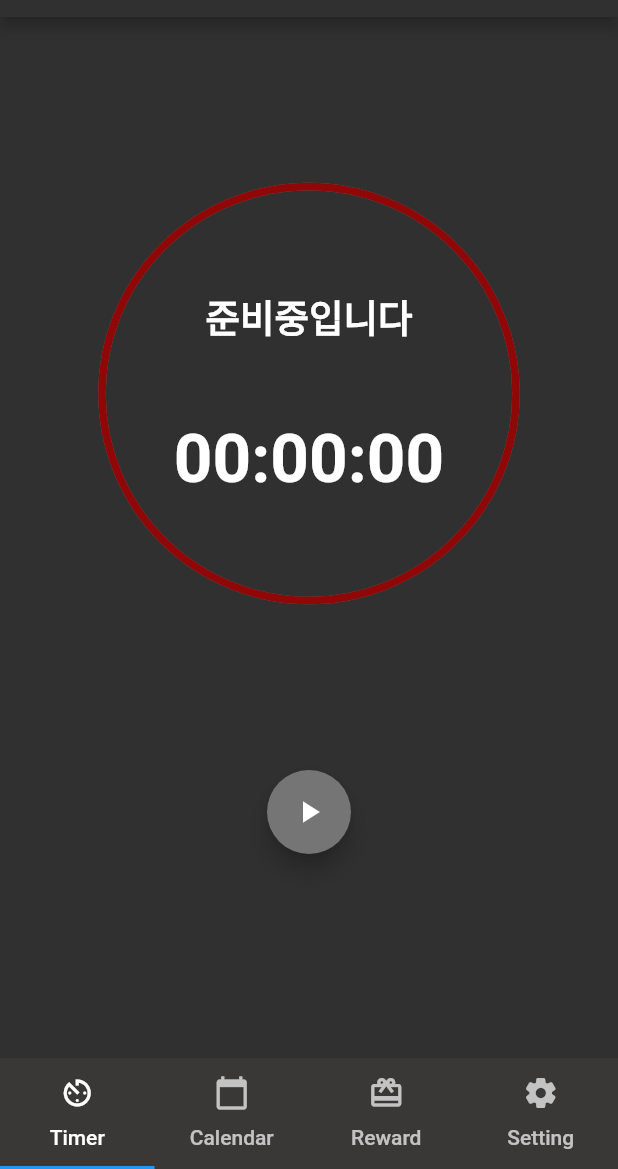
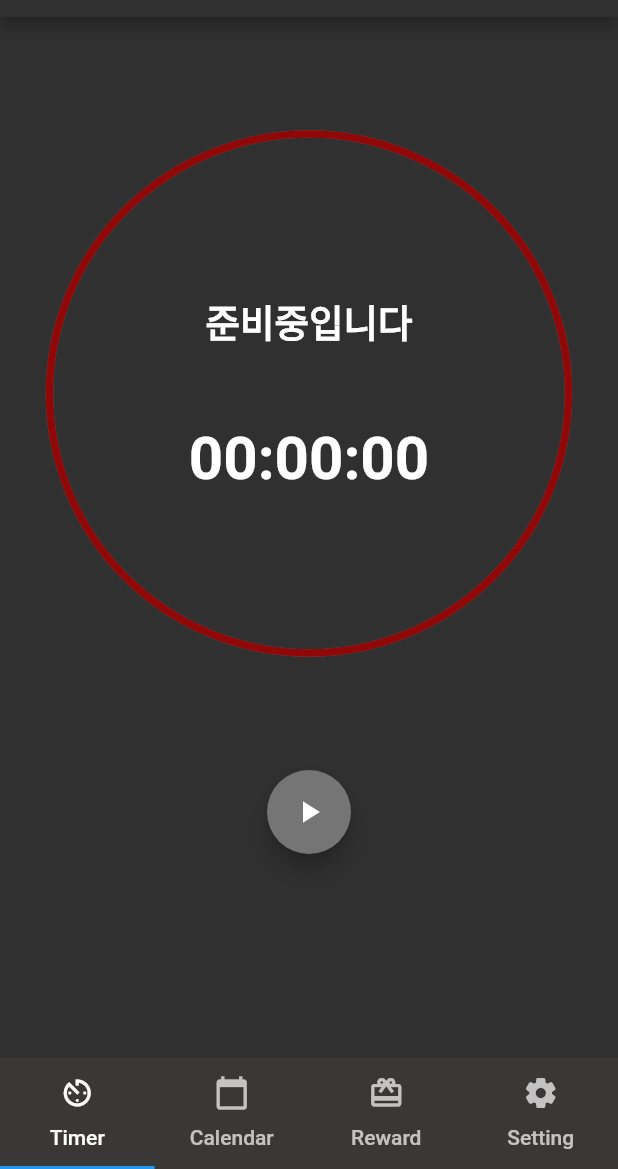
Before and after one commit to YuJunhee/CAPSTONE-DESIGN-TIMER-SW-DEVELOP, a Flutter app: the screen it shows after launch, on a phone screen of 412 x 824 dp, the part 67-1236 px from its top. Run offline on Flutter 3.47's test engine with Material 2 defaults, Android fonts, the phone set to English and light mode, and no system bars; our stand-ins replace table_calendar.

Commit message:
Change element Size

```diff
--- a/lib/ui/timer/atimer.dart
+++ b/lib/ui/timer/atimer.dart
@@ -60,15 +60,15 @@ class AtimerState extends State<Atimer> {
               height: 60.0,
             ),
             SizedBox(
-              height: 60.0,
-              width: 150.0,
+              height: 50.0,
+              width: 120.0,
               child: ElevatedButton(
                   onPressed: handleStartStop,
                   child: Text(
                     _stopwatch.isRunning ? 'Stop' : 'Start',
                     style: TextStyle(
                       color: Colors.white,
-                      fontSize: 30.0,
+                      fontSize: 25.0,
                       //fontWeight: FontWeight.bold,
                     ),
                   )),
--- a/lib/ui/timer/dtimer.dart
+++ b/lib/ui/timer/dtimer.dart
@@ -49,10 +49,10 @@ class DtimerState extends State<Dtimer> with TickerProviderStateMixin {
                     children: <Widget>[
                       // Main Circle position
                       Positioned.fill(
-                        top: 60.0,
-                        left: 60.0,
-                        right: 60.0,
-                        bottom: 60.0,
+                        top: 25.0,
+                        left: 25.0,
+                        right: 25.0,
+                        bottom: 25.0,
                         child: AnimatedBuilder(
                           animation: controller,
                           builder: (BuildContext context, Widget child) {
@@ -98,7 +98,7 @@ class DtimerState extends State<Dtimer> with TickerProviderStateMixin {
                                     timerString,
                                     //style: themeData.textTheme.headline4,
                                     style: TextStyle(
-                                      fontSize: 45.0,
+                                      fontSize: 40.0,
                                       color: Colors.white,
                                       fontWeight: FontWeight.bold,
                                     ),
```
